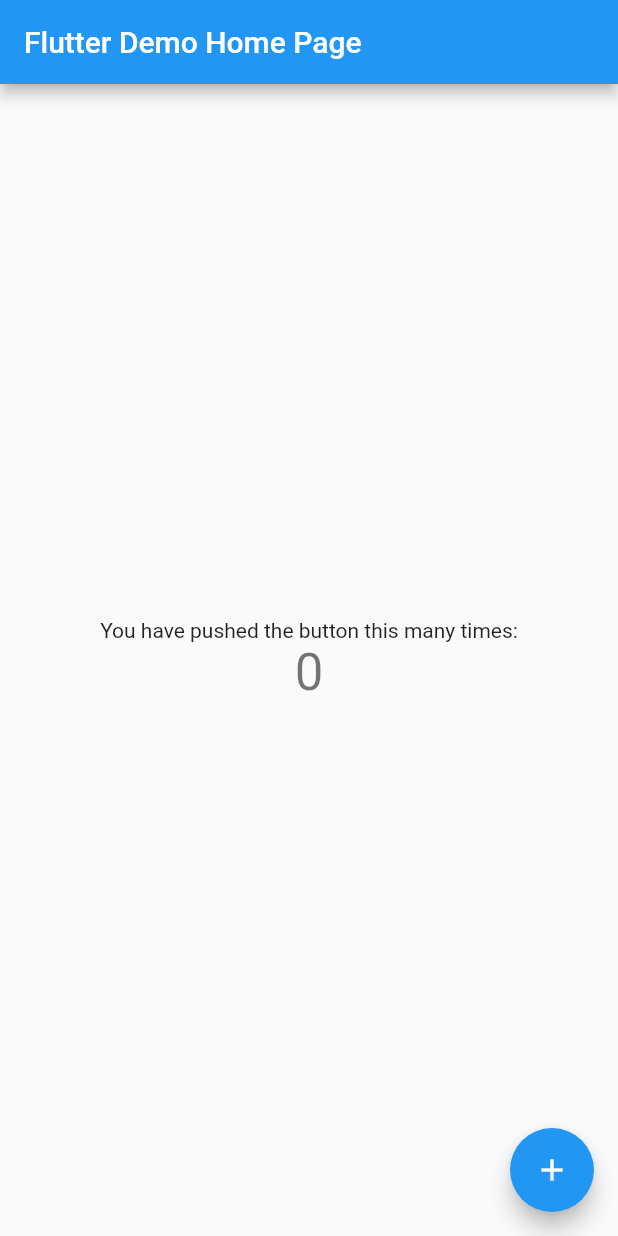
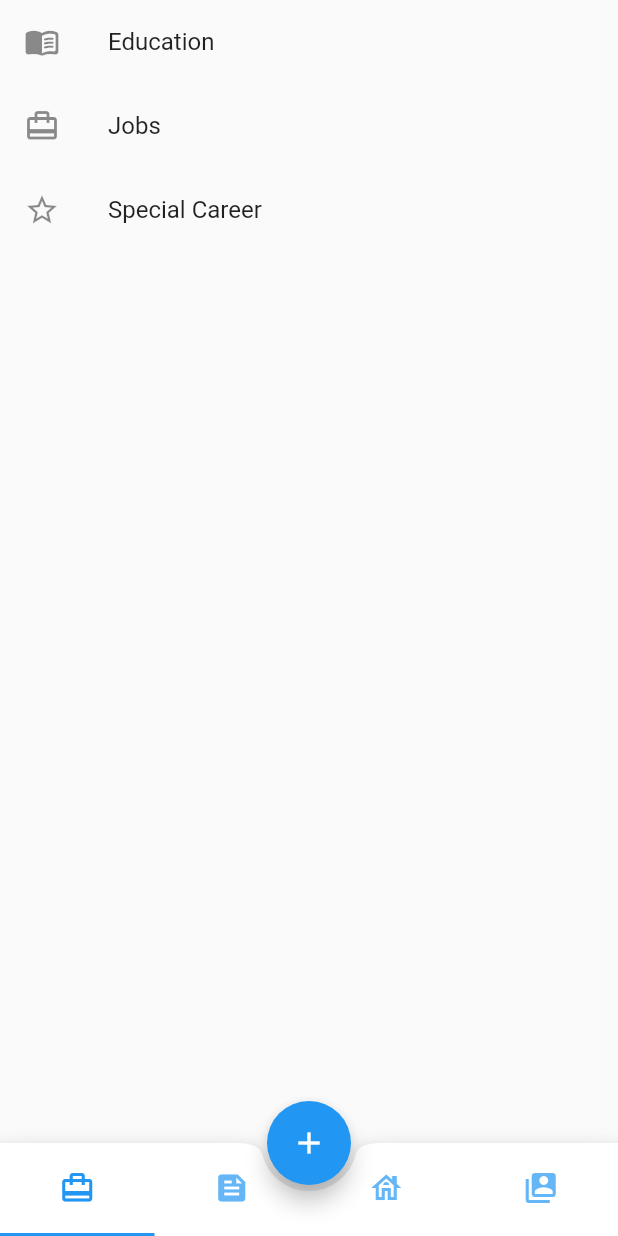
Before and after one commit to pierre-gaborieau/minilife, a Flutter app: the screen it shows after launch, on a phone screen of 412 x 824 dp. Run offline on Flutter 3.47's test engine with Material 2 defaults, Android fonts, the phone set to English and light mode, and no system bars.

Commit message:
Début UI

```diff
--- /dev/null
+++ b/lib/Screens/all/professionnal.dart
@@ -0,0 +1,30 @@
+import 'package:flutter/material.dart';
+
+class ProfessionalScreen extends StatelessWidget {
+  const ProfessionalScreen({Key? key}) : super(key: key);
+
+  @override
+  Widget build(BuildContext context) {
+    return Scaffold(
+        body: ListView(
+      scrollDirection: Axis.vertical,
+      children: const [
+        ListTile(
+          leading: Icon(Icons.menu_book_rounded),
+          title: Text("Education"),
+          onTap: null,
+        ),
+        ListTile(
+          leading: Icon(Icons.wallet_travel),
+          title: Text("Jobs"),
+          onTap: null,
+        ),
+        ListTile(
+          leading: Icon(Icons.star_border_outlined),
+          title: Text("Special Career"),
+          onTap: null,
+        )
+      ],
+    ));
+  }
+}
--- /dev/null
+++ b/lib/Screens/screens.dart
@@ -0,0 +1,6 @@
+export 'all/main_feed.dart';
+export 'all/properties.dart';
+export 'all/relations.dart';
+export 'all/professionnal.dart';
+
+export 'all/professional_addons/education_screen.dart';
--- a/lib/main.dart
+++ b/lib/main.dart
@@ -1,4 +1,5 @@
 import 'package:flutter/material.dart';
+import 'package:minilife/Screens/screens.dart';
 
 void main() {
   runApp(const MyApp());
@@ -7,109 +8,48 @@
 class MyApp extends StatelessWidget {
   const MyApp({Key? key}) : super(key: key);
 
-  // This widget is the root of your application.
   @override
   Widget build(BuildContext context) {
     return MaterialApp(
-      title: 'Flutter Demo',
+      debugShowCheckedModeBanner: false,
+      title: 'MiniLife',
       theme: ThemeData(
-        // This is the theme of your application.
-        //
-        // Try running your application with "flutter run". You'll see the
-        // application has a blue toolbar. Then, without quitting the app, try
-        // changing the primarySwatch below to Colors.green and then invoke
-        // "hot reload" (press "r" in the console where you ran "flutter run",
-        // or simply save your changes to "hot reload" in a Flutter IDE).
-        // Notice that the counter didn't reset back to zero; the application
-        // is not restarted.
         primarySwatch: Colors.blue,
       ),
-      home: const MyHomePage(title: 'Flutter Demo Home Page'),
+      home: const DefaultTabController(
+          length: 4,
+          child: Scaffold(
+              floatingActionButton: FloatingActionButton(
+                onPressed: null,
+                tooltip: "Age Up",
+                child: Icon(Icons.add),
+              ),
+              floatingActionButtonLocation:
+                  FloatingActionButtonLocation.miniCenterDocked,
+              body: TabBarView(children: [
+                ProfessionalScreen(),
+                MainFeed(),
+                PropertiesScreen(),
+                RelationsScreen()
+              ]),
+              bottomNavigationBar: BottomAppBar(
+                shape: CircularNotchedRectangle(),
+                notchMargin: 4,
+                child: TabBar(
+                  tabs: [
+                    SizedBox(
+                      height: 60,
+                      child: Icon(
+                        Icons.wallet_travel,
+                      ),
+                    ),
+                    SizedBox(height: 60, child: Icon(Icons.feed)),
+                    SizedBox(height: 60, child: Icon(Icons.house_outlined)),
+                    SizedBox(height: 60, child: Icon(Icons.switch_account))
+                  ],
+                  labelColor: Colors.blue,
+                ),
+              ))),
     );
   }
 }
-
-class MyHomePage extends StatefulWidget {
-  const MyHomePage({Key? key, required this.title}) : super(key: key);
-
-  // This widget is the home page of your application. It is stateful, meaning
-  // that it has a State object (defined below) that contains fields that affect
-  // how it looks.
-
-  // This class is the configuration for the state. It holds the values (in this
-  // case the title) provided by the parent (in this case the App widget) and
-  // used by the build method of the State. Fields in a Widget subclass are
-  // always marked "final".
-
-  final String title;
-
-  @override
-  State<MyHomePage> createState() => _MyHomePageState();
-}
-
-class _MyHomePageState extends State<MyHomePage> {
-  int _counter = 0;
-
-  void _incrementCounter() {
-    setState(() {
-      // This call to setState tells the Flutter framework that something has
-      // changed in this State, which causes it to rerun the build method below
-      // so that the display can reflect the updated values. If we changed
-      // _counter without calling setState(), then the build method would not be
-      // called again, and so nothing would appear to happen.
-      _counter++;
-    });
-  }
-
-  @override
-  Widget build(BuildContext context) {
-    // This method is rerun every time setState is called, for instance as done
-    // by the _incrementCounter method above.
-    //
-    // The Flutter framework has been optimized to make rerunning build methods
-    // fast, so that you can just rebuild anything that needs updating rather
-    // than having to individually change instances of widgets.
-    return Scaffold(
-      appBar: AppBar(
-        // Here we take the value from the MyHomePage object that was created by
-        // the App.build method, and use it to set our appbar title.
-        title: Text(widget.title),
-      ),
-      body: Center(
-        // Center is a layout widget. It takes a single child and positions it
-        // in the middle of the parent.
-        child: Column(
-          // Column is also a layout widget. It takes a list of children and
-          // arranges them vertically. By default, it sizes itself to fit its
-          // children horizontally, and tries to be as tall as its parent.
-          //
-          // Invoke "debug painting" (press "p" in the console, choose the
-          // "Toggle Debug Paint" action from the Flutter Inspector in Android
-          // Studio, or the "Toggle Debug Paint" command in Visual Studio Code)
-          // to see the wireframe for each widget.
-          //
-          // Column has various properties to control how it sizes itself and
-          // how it positions its children. Here we use mainAxisAlignment to
-          // center the children vertically; the main axis here is the vertical
-          // axis because Columns are vertical (the cross axis would be
-          // horizontal).
-          mainAxisAlignment: MainAxisAlignment.center,
-          children: <Widget>[
-            const Text(
-              'You have pushed the button this many times:',
-            ),
-            Text(
-              '$_counter',
-              style: Theme.of(context).textTheme.headline4,
-            ),
-          ],
-        ),
-      ),
-      floatingActionButton: FloatingActionButton(
-        onPressed: _incrementCounter,
-        tooltip: 'Increment',
-        child: const Icon(Icons.add),
-      ), // This trailing comma makes auto-formatting nicer for build methods.
-    );
-  }
-}
```
Also changed, not shown: lib/Data/data_common.dart (+0 -21 lines), lib/Data/static_carreer.dart (added, +22 -0 lines), lib/Data/static_degree.dart (added, +10 -0 lines), lib/Data/static_formations.dart (added, +17 -0 lines), lib/Data/static_milieu.dart (added, +7 -0 lines), lib/Model/Carreer/entreprise.dart (+9 -0 lines), lib/Model/Carreer/poste.dart (+5 -3 lines), lib/Screens/all/main_feed.dart (added, +12 -0 lines), lib/Screens/all/professional_addons/education_screen.dart (added, +12 -0 lines), lib/Screens/all/properties.dart (added, +12 -0 lines), lib/Screens/all/relations.dart (added, +12 -0 lines).
